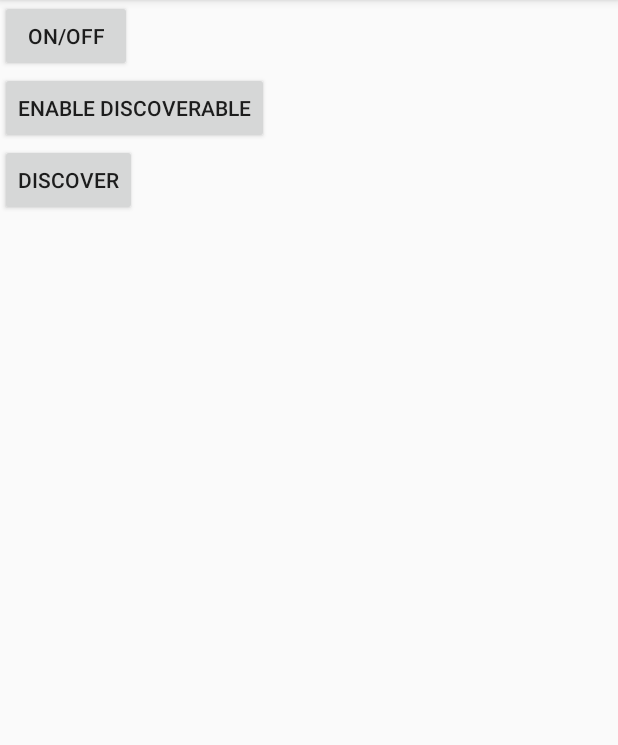
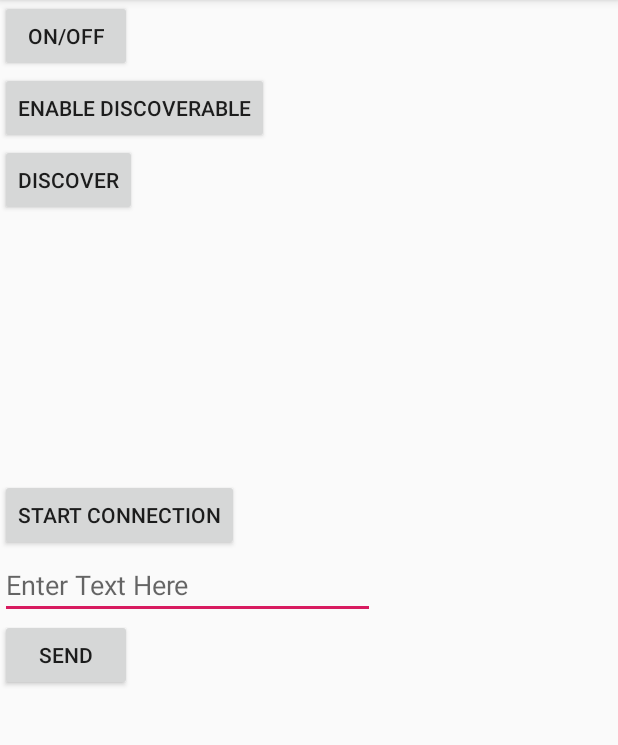
Before and after one commit to Qamas95/smartyachtsolution, an Android app: the screen it shows after launch (MainActivity), on a phone screen of 412 x 824 dp, the part 84-829 px from its top. Run offline under Robolectric (Android 15) with nearby library versions, the light colour scheme and no system bars.

Commit message:
Finished bluetooth connection. Fixed code in bluetooth connection service class.

```diff
--- a/SmartYachtSolutions/app/src/main/java/com/example/smartyachtsolutions/BluetoothConnectionService.java
+++ b/SmartYachtSolutions/app/src/main/java/com/example/smartyachtsolutions/BluetoothConnectionService.java
@@ -15,11 +15,10 @@ import java.nio.charset.Charset;
 import java.util.UUID;
 
 
-
 public class BluetoothConnectionService {
     private static final String TAG = "BluetoothConnectionServ";
 
-    private static final String appName = "SmartYachtSolution";
+    private static final String appName = "SmartYachtSolutions";
 
     private static final UUID MY_UUID_INSECURE =
             UUID.fromString("8ce255c0-200a-11e0-ac64-0800200c9a66");
@@ -101,7 +100,6 @@ public class BluetoothConnectionService {
 
     }
 
-
     private class ConnectThread extends Thread {
         private BluetoothSocket mmSocket;
 
@@ -164,7 +162,6 @@ public class BluetoothConnectionService {
 
 
 
-
     public synchronized void start() {
         Log.d(TAG, "start");
 
@@ -191,7 +188,6 @@ public class BluetoothConnectionService {
         mConnectThread = new ConnectThread(device, uuid);
         mConnectThread.start();
     }
-
 
 
     private class ConnectedThread extends Thread {
--- a/SmartYachtSolutions/app/src/main/java/com/example/smartyachtsolutions/MainActivity.java
+++ b/SmartYachtSolutions/app/src/main/java/com/example/smartyachtsolutions/MainActivity.java
@@ -13,12 +13,14 @@ import android.util.Log;
 import android.view.View;
 import android.widget.AdapterView;
 import android.widget.Button;
+import android.widget.EditText;
 import android.widget.ListView;
 
 import androidx.appcompat.app.AppCompatActivity;
 
+import java.nio.charset.Charset;
 import java.util.ArrayList;
-
+import java.util.UUID;
 
 
 public class MainActivity extends AppCompatActivity implements AdapterView.OnItemClickListener{
@@ -26,6 +28,18 @@ public class MainActivity extends AppCompatActivity implements AdapterView.OnIte
 
     BluetoothAdapter mBluetoothAdapter;
     Button btnEnableDisable_Discoverable;
+
+    BluetoothConnectionService mBluetoothConnection;
+
+    Button btnStartConnection;
+    Button btnSend;
+
+    EditText etSend;
+
+    private static final UUID MY_UUID_INSECURE =
+            UUID.fromString("8ce255c0-200a-11e0-ac64-0800200c9a66");
+
+    BluetoothDevice mBTDevice;
 
     public ArrayList<BluetoothDevice> mBTDevices = new ArrayList<>();
 
@@ -135,6 +149,8 @@ public class MainActivity extends AppCompatActivity implements AdapterView.OnIte
                 //case1: bonded already
                 if (mDevice.getBondState() == BluetoothDevice.BOND_BONDED){
                     Log.d(TAG, "BroadcastReceiver: BOND_BONDED.");
+                    //inside BroadcastReceiver4
+                    mBTDevice = mDevice;
                 }
                 //case2: creating a bone
                 if (mDevice.getBondState() == BluetoothDevice.BOND_BONDING) {
@@ -170,6 +186,10 @@ public class MainActivity extends AppCompatActivity implements AdapterView.OnIte
         lvNewDevices = (ListView) findViewById(R.id.lvNewDevices);
         mBTDevices = new ArrayList<>();
 
+        btnStartConnection = (Button) findViewById(R.id.btnStartConnection);
+        btnSend = (Button) findViewById(R.id.btnSend);
+        etSend = (EditText) findViewById(R.id.editText);
+
         //Broadcasts when bond state changes (ie:pairing)
         IntentFilter filter = new IntentFilter(BluetoothDevice.ACTION_BOND_STATE_CHANGED);
         registerReceiver(mBroadcastReceiver4, filter);
@@ -187,6 +207,36 @@ public class MainActivity extends AppCompatActivity implements AdapterView.OnIte
             }
         });
 
+        btnStartConnection.setOnClickListener(new View.OnClickListener() {
+            @Override
+            public void onClick(View view) {
+                startConnection();
+            }
+        });
+
+        btnSend.setOnClickListener(new View.OnClickListener() {
+            @Override
+            public void onClick(View view) {
+                byte[] bytes = etSend.getText().toString().getBytes(Charset.defaultCharset());
+                mBluetoothConnection.write(bytes);
+            }
+        });
+
+    }
+
+    //create method for starting connection
+//***remember the conncction will fail and app will crash if you haven't paired first
+    public void startConnection(){
+        startBTConnection(mBTDevice,MY_UUID_INSECURE);
+    }
+
+    /**
+     * starting chat service method
+     */
+    public void startBTConnection(BluetoothDevice device, UUID uuid){
+        Log.d(TAG, "startBTConnection: Initializing RFCOM Bluetooth Connection.");
+
+        mBluetoothConnection.startClient(device,uuid);
     }
 
 
@@ -288,6 +338,9 @@ public class MainActivity extends AppCompatActivity implements AdapterView.OnIte
         if(Build.VERSION.SDK_INT > Build.VERSION_CODES.JELLY_BEAN_MR2){
             Log.d(TAG, "Trying to pair with " + deviceName);
             mBTDevices.get(i).createBond();
+
+            mBTDevice = mBTDevices.get(i);
+            mBluetoothConnection = new BluetoothConnectionService(MainActivity.this);
         }
     }
 }
--- a/SmartYachtSolutions/app/src/main/res/layout/activity_main.xml
+++ b/SmartYachtSolutions/app/src/main/res/layout/activity_main.xml
@@ -37,10 +37,35 @@
         android:onClick="btnDiscover"/>
 
     <ListView
-        android:layout_below="@id/btnFindUnpairedDevices"
+        android:layout_marginTop="15dp"
+        android:layout_below="@+id/btnStartConnection"
         android:layout_width="match_parent"
         android:layout_height="150dp"
         android:id="@+id/lvNewDevices"/>
+
+    <Button
+        android:layout_marginTop="10dp"
+        android:layout_width="wrap_content"
+        android:layout_height="wrap_content"
+        android:layout_below="@+id/btnFindUnpairedDevices"
+        android:id="@+id/btnStartConnection"
+        android:text="Start Connection"/>
+
+    <EditText
+        android:layout_width="250dp"
+        android:layout_height="wrap_content"
+        android:hint="Enter Text Here"
+        android:layout_below="@+id/lvNewDevices"
+        android:layout_alignParentStart="true"
+        android:id="@+id/editText"/>
+
+    <Button
+        android:layout_width="wrap_content"
+        android:layout_height="wrap_content"
+        android:text="SEND"
+        android:id="@+id/btnSend"
+        android:layout_toRightOf="@+id/editText"
+        android:layout_below="@+id/lvNewDevices"/>
 
 
 
--- a/SmartYachtSolutions/app/src/main/res/layout/device_adapter_view.xml
+++ b/SmartYachtSolutions/app/src/main/res/layout/device_adapter_view.xml
@@ -22,7 +22,6 @@
 
 
 
-
     </LinearLayout>
 
 </LinearLayout>
```
